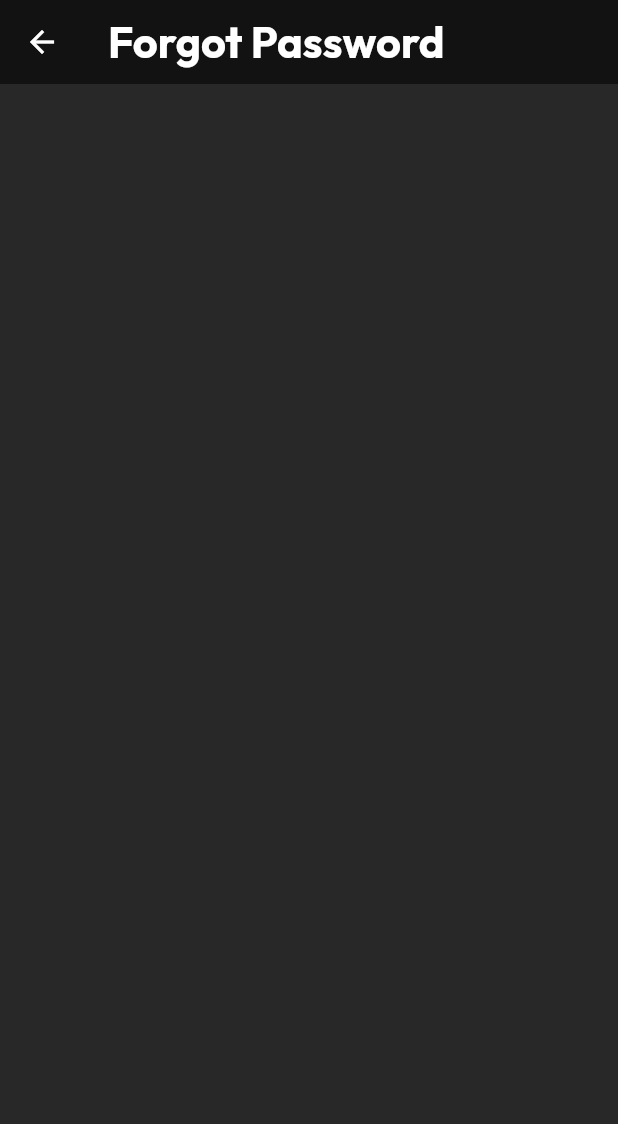
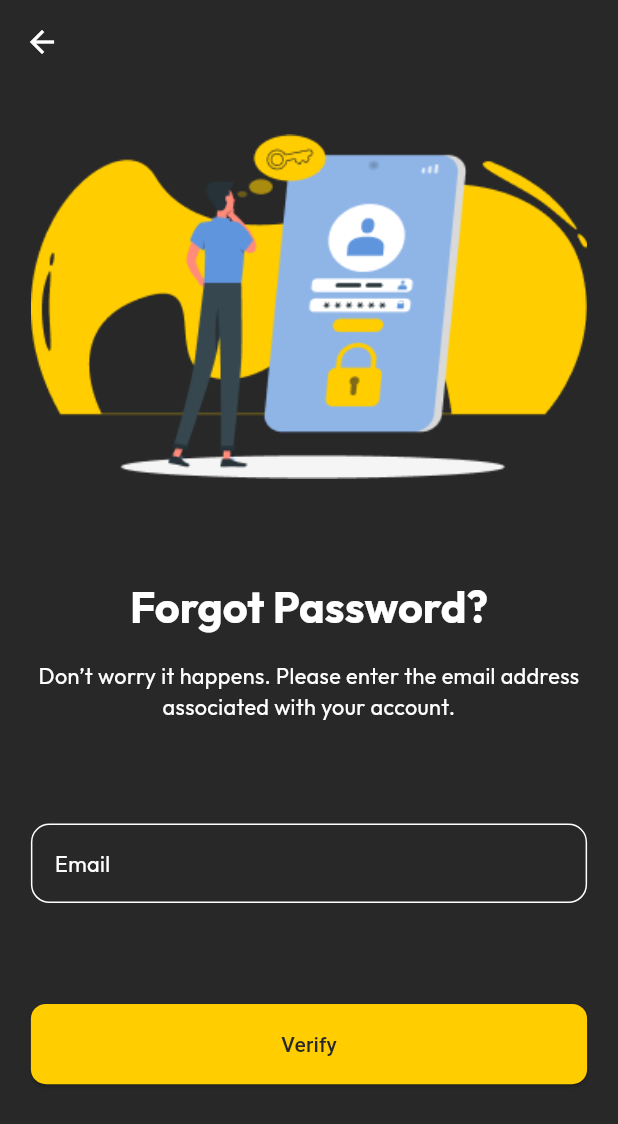
Before and after one commit to YaredMekonnen/Hawk-Market, a Flutter app: the ForgotPasswordPage screen opened directly, on a phone screen of 412 x 824 dp. Shown: the top 1124 px of the screen. Run offline on Flutter 3.47's test engine with Material 3 defaults, Android fonts, the phone set to English and light mode, and no system bars; our stand-ins replace bloc, dots_indicator, go_router, google_fonts, responsive_sizer.

Commit message:
fix: ui changes on forgot password page

```diff
--- a/hawk_app/lib/auth/pages/forgot_password_page.dart
+++ b/hawk_app/lib/auth/pages/forgot_password_page.dart
@@ -1,4 +1,7 @@
 import 'package:flutter/material.dart';
+import 'package:go_router/go_router.dart';
+import 'package:hawk_app/commons/textfield.dart';
+import 'package:responsive_sizer/responsive_sizer.dart';
 
 class ForgotPasswordPage extends StatefulWidget {
 
@@ -11,7 +14,59 @@ class _ForgotPasswordPageState extends State<ForgotPasswordPage> {
   Widget build(BuildContext context) {
     return Scaffold(
       appBar: AppBar(
-        title: Text('Forgot Password'),
+        backgroundColor: Colors.transparent,
+        surfaceTintColor: Colors.transparent,
+      ),
+      body: SingleChildScrollView(
+        child: Container(
+          height: 85.h,
+          child: Column(
+            mainAxisAlignment: MainAxisAlignment.spaceAround,
+            crossAxisAlignment: CrossAxisAlignment.center,
+            children: [
+              Image(
+                image: AssetImage('assets/forgot.png'),
+                width: 90.w,
+                fit: BoxFit.contain,
+              ),
+              Column(
+                children: [
+                  Text(
+                    'Forgot Password?',
+                    style: Theme.of(context).textTheme.titleLarge,
+                  ),
+                  SizedBox(height: 4.w,),
+                  Text(
+                    'Don’t worry it happens. Please enter the email address associated with your account.',
+                    style: Theme.of(context).textTheme.bodyMedium,
+                    textAlign: TextAlign.center,
+                  ),
+                ],
+              ),
+              const Column(
+                mainAxisAlignment: MainAxisAlignment.spaceAround,
+                children: [
+                  CustomeTextField(hintText: "Email"),
+                ],
+              ),
+              ElevatedButton(
+                onPressed: (){
+                  GoRouter.of(context).go('/reset-password');
+                },
+                child: Text(
+                  'Verify',
+                  style: TextStyle(
+                    color: Theme.of(context).colorScheme.background
+                  ),
+                ),
+                style: ButtonStyle(
+
+                  minimumSize: MaterialStateProperty.resolveWith((states) => Size(90.w, 13.w)),
+                ),
+              ),
+            ]
+          ),
+        ),
       ),
     );
   }
```
